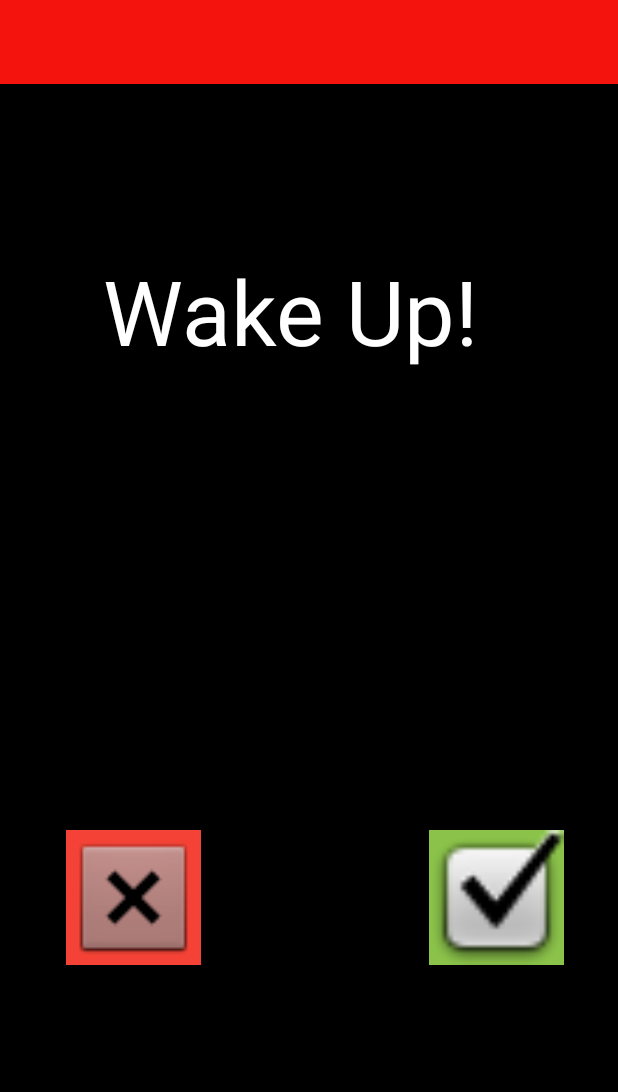
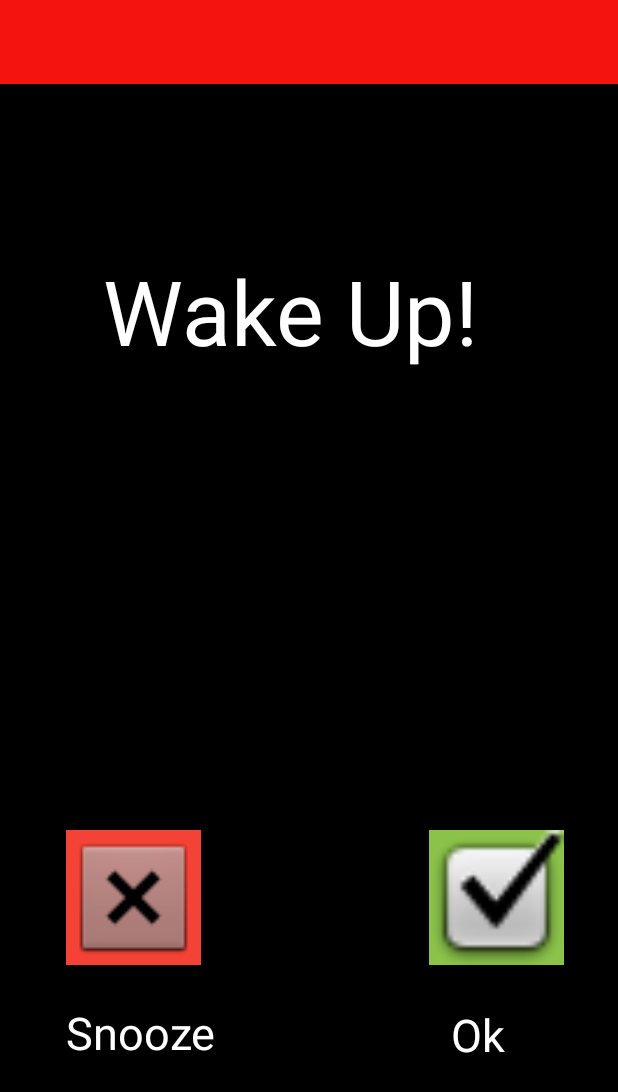
Before and after one commit to kyleschultz/PlugItInStupid, an Android app: the AlarmNotification screen opened directly, with no data from a screen before it, on a phone screen of 412 x 824 dp. Shown: the top 1092 px of the screen. Run offline under Robolectric (Android 15) with nearby library versions, the phone set to English and light mode, and no system bars.

Commit message:
changed the text for snooze and ok to white so it  is visible

```diff
--- a/app/src/main/res/layout/activity_alarm_notification.xml
+++ b/app/src/main/res/layout/activity_alarm_notification.xml
@@ -12,6 +12,7 @@
         android:layout_width="64dp"
         android:layout_height="47dp"
         android:text="Ok"
+        android:textColor="@android:color/background_light"
         android:textSize="30sp"
         app:layout_constraintBottom_toBottomOf="parent"
         app:layout_constraintEnd_toEndOf="parent"
@@ -51,6 +52,7 @@
         android:layout_width="107dp"
         android:layout_height="48dp"
         android:text="Snooze"
+        android:textColor="@android:color/background_light"
         android:textSize="30sp"
         app:layout_constraintBottom_toBottomOf="parent"
         app:layout_constraintEnd_toEndOf="parent"
```
